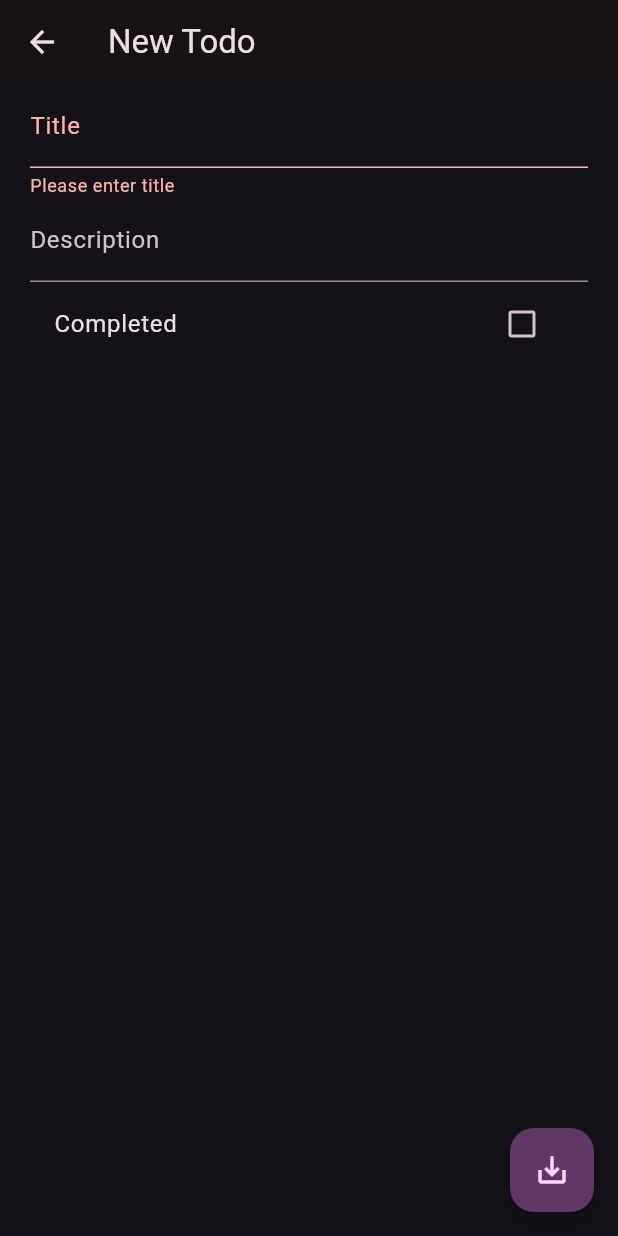
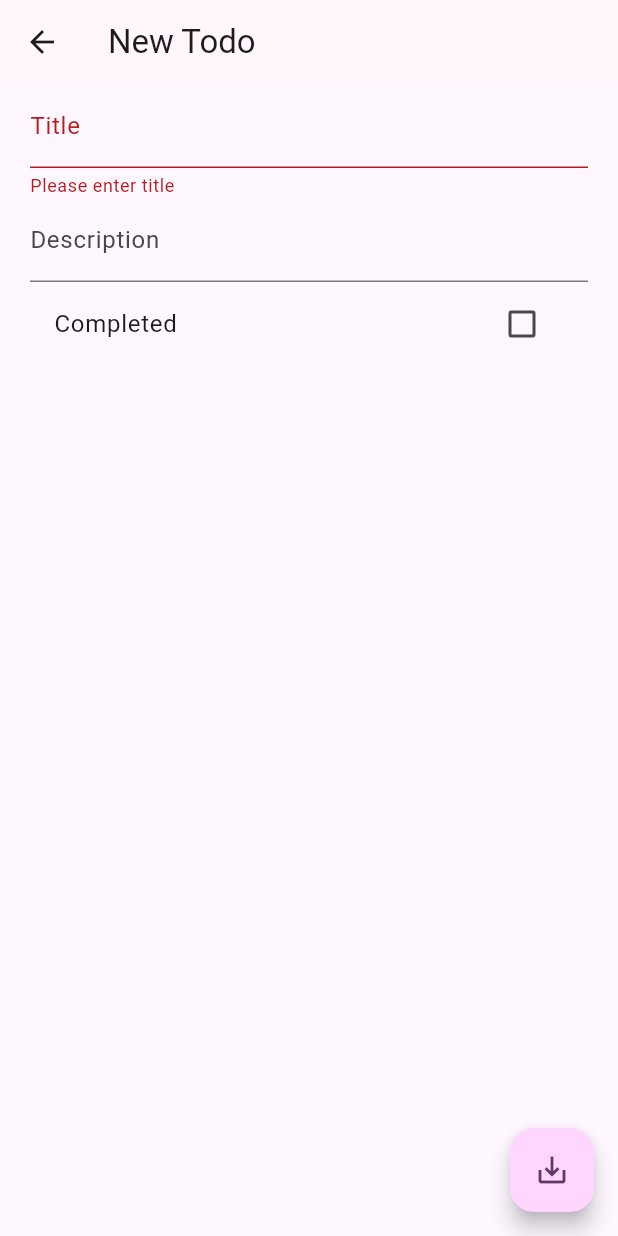
Before and after one commit to prudok/todo_lite, a Flutter app: the screen it shows after launch, after a tap on the "add" icon, on a phone screen of 412 x 824 dp. Run offline on Flutter 3.47's test engine with Material 2 defaults, Android fonts, the phone set to English and light mode, and no system bars; our stand-ins replace flutter_riverpod, freezed_annotation, go_router; missing offline and left inert: shortid.

Commit message:
add fixes & styling

```diff
--- a/lib/data/repository/todos_impl.dart
+++ b/lib/data/repository/todos_impl.dart
@@ -5,7 +5,7 @@ import 'package:todolite/domain/model/todo.dart';
 
 import '../../domain/model/todos.dart';
 import '../../domain/repository/todos.dart';
-import '../source/files.dart';
+import '../source/files/files.dart';
 
 class TodoRepositoryImpl extends TodosRepository {
   TodoRepositoryImpl(this.files);
--- a/lib/data/source/module.dart
+++ b/lib/data/source/module.dart
@@ -1,7 +1,8 @@
 import 'package:flutter_riverpod/flutter_riverpod.dart';
 
-import 'files.dart';
-import 'files_memory_impl.dart';
+import 'files/files.dart';
+import 'files/files_memory_impl.dart';
+
 
 final filesProvider = Provider<Files>((ref) {
   return FilesMemoryImpl();
--- a/lib/domain/usecases/delete_todo_impl.dart
+++ b/lib/domain/usecases/delete_todo/delete_todo_impl.dart
@@ -1,5 +1,5 @@
+import '../../repository/todos.dart';
 import 'delete_todo.dart';
-import '../repository/todos.dart';
 
 class DeleteTodoUseCaseImpl extends DeleteTodoUseCase {
   DeleteTodoUseCaseImpl(this.todosRepository);
--- a/lib/domain/usecases/get_todo.dart
+++ b/lib/domain/usecases/get_todo/get_todo.dart
@@ -1,4 +1,4 @@
-import '../model/todo.dart';
+import '../../model/todo.dart';
 
 abstract class GetTodoUseCase {
   Future<Todo?> execute(String id);
--- a/lib/domain/usecases/get_todo_impl.dart
+++ b/lib/domain/usecases/get_todo/get_todo_impl.dart
@@ -1,6 +1,6 @@
+import '../../model/todo.dart';
+import '../../repository/todos.dart';
 import 'get_todo.dart';
-import '../model/todo.dart';
-import '../repository/todos.dart';
 
 class GetTodoUseCaseImpl extends GetTodoUseCase {
   GetTodoUseCaseImpl(this.todosRepository);
--- a/lib/domain/usecases/get_todos.dart
+++ b/lib/domain/usecases/get_todos/get_todos.dart
@@ -1,4 +1,4 @@
-import '../model/todos.dart';
+import '../../model/todos.dart';
 
 abstract class GetTodosUseCase {
   Future<Todos> execute();
--- a/lib/domain/usecases/get_todos_impl.dart
+++ b/lib/domain/usecases/get_todos/get_todos_impl.dart
@@ -1,6 +1,6 @@
 import 'package:todolite/domain/repository/todos.dart';
 
-import '../model/todos.dart';
+import '../../model/todos.dart';
 import 'get_todos.dart';
 
 class GetTodosUseCaseImpl extends GetTodosUseCase {
--- a/lib/domain/usecases/save_todo.dart
+++ b/lib/domain/usecases/save_todo/save_todo.dart
@@ -1,4 +1,5 @@
-import '../model/todo.dart';
+
+import '../../model/todo.dart';
 
 abstract class SaveTodoUseCase {
   Future<void> execute(Todo todo);
--- a/lib/domain/usecases/save_todo_impl.dart
+++ b/lib/domain/usecases/save_todo/save_todo_impl.dart
@@ -1,6 +1,6 @@
+import '../../model/todo.dart';
+import '../../repository/todos.dart';
 import 'save_todo.dart';
-import '../model/todo.dart';
-import '../repository/todos.dart';
 
 class SaveTodoUseCaseImpl extends SaveTodoUseCase{
   SaveTodoUseCaseImpl(this.todosRepository);
--- a/lib/presentation/view/todos_list.dart
+++ b/lib/presentation/view/todos_list.dart
@@ -15,7 +15,12 @@ class TodosList extends ConsumerWidget {
     final completed = todos.completed;
 
     return Scaffold(
-      appBar: AppBar(
+      body: NestedScrollView(
+        floatHeaderSlivers: true,
+        headerSliverBuilder: (context, innerBoxIsScrolled) => [
+          SliverAppBar(
+            floating: true,
+            snap: true,
             automaticallyImplyLeading: false,
             title: const Text('Todos'),
             actions: [
@@ -27,7 +32,9 @@ class TodosList extends ConsumerWidget {
               ),
             ],
           ),
-      body: Column(
+        ],
+        body: SafeArea(
+          child: Column(
             children: [
               Expanded(
                 child: active.isEmpty
@@ -51,6 +58,8 @@ class TodosList extends ConsumerWidget {
                 ),
             ],
           ),
+        ),
+      ),
     );
   }
 }
--- a/lib/presentation/widgets/app.dart
+++ b/lib/presentation/widgets/app.dart
@@ -6,7 +6,18 @@ class TodosApp extends StatelessWidget {
 
   @override
   Widget build(BuildContext context) {
-    final color = Colors.purple;
+    //TODO: place in another folder(utils).
+    const color = Colors.purple;
+    final lightColorScheme = ColorScheme.fromSeed(
+      seedColor: color,
+      brightness: Brightness.light,
+    );
+    final darkColorScheme = ColorScheme.fromSeed(
+      seedColor: color,
+      brightness: Brightness.dark,
+    );
+    //
+
     return MaterialApp.router(
       debugShowCheckedModeBanner: false,
       title: 'Todos',
@@ -14,18 +25,21 @@ class TodosApp extends StatelessWidget {
       routeInformationProvider: router.routeInformationProvider,
       routerDelegate: router.routerDelegate,
       theme: ThemeData.light(useMaterial3: true).copyWith(
-        colorScheme: ColorScheme.fromSeed(
-          seedColor: color,
-          brightness: Brightness.light,
+        colorScheme: lightColorScheme,
+        dividerColor: Colors.transparent,
+        snackBarTheme: SnackBarThemeData(
+          backgroundColor: lightColorScheme.background,
+          contentTextStyle: const TextStyle(color: Colors.black),
         ),
       ),
       darkTheme: ThemeData.dark(useMaterial3: true).copyWith(
-        colorScheme: ColorScheme.fromSeed(
-          seedColor: color,
-          brightness: Brightness.dark,
-        ),
+        colorScheme: darkColorScheme,
+        dividerColor: Colors.transparent,
+        snackBarTheme: SnackBarThemeData(
+            backgroundColor: darkColorScheme.background,
+            contentTextStyle: const TextStyle(color: Colors.white)),
       ),
-      themeMode: ThemeMode.dark,
+      themeMode: ThemeMode.system,
     );
   }
 }
--- a/lib/presentation/widgets/todo_tile.dart
+++ b/lib/presentation/widgets/todo_tile.dart
@@ -27,7 +27,8 @@ class TodoTile extends ConsumerWidget {
             final newTodo = todo.copyWith(completed: value);
             ref.read(todoListModel).save(newTodo);
           }
-          }),
+        },
+      ),
     );
   }
 }
```
Also changed, not shown: lib/domain/usecases/module.dart (+8 -8 lines), lib/presentation/state/todos.dart (deleted, +0 -16 lines), lib/data/source/files/files.dart (renamed from lib/data/source/files.dart), lib/data/source/files/files_memory_impl.dart (renamed from lib/data/source/files_memory_impl.dart), lib/domain/usecases/delete_todo/delete_todo.dart (renamed from lib/domain/usecases/delete_todo.dart), lib/presentation/view/todos_edit.dart (line endings or trailing spaces). Lines whose indentation alone changed are shown as unchanged.
